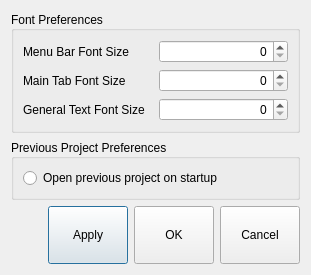
psrc/urbansim, file opus_gui/main/views/opuspreferences.ui: the form before one commit.
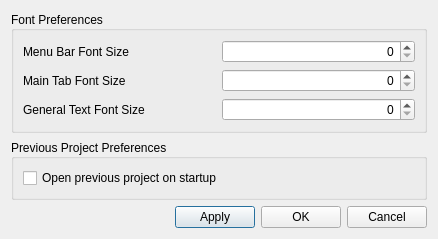
The form after the commit.

Commit message: adjusting window size and changed radio button to check box

Diff of the .ui file:
```diff
--- a/opus_gui/main/views/opuspreferences.ui
+++ b/opus_gui/main/views/opuspreferences.ui
@@ -5,8 +5,8 @@
    <rect>
     <x>0</x>
     <y>0</y>
-    <width>311</width>
-    <height>275</height>
+    <width>438</width>
+    <height>215</height>
    </rect>
   </property>
   <property name="sizePolicy" >
@@ -18,7 +18,7 @@
   <property name="windowTitle" >
    <string>Preferences</string>
   </property>
-  <layout class="QVBoxLayout" name="verticalLayout" >
+  <layout class="QVBoxLayout" >
    <item>
     <widget class="QGroupBox" name="fontGroupBox" >
      <property name="title" >
@@ -27,7 +27,7 @@
      <property name="alignment" >
       <set>Qt::AlignLeading|Qt::AlignLeft|Qt::AlignVCenter</set>
      </property>
-     <layout class="QGridLayout" name="gridLayout" >
+     <layout class="QGridLayout" >
       <item row="0" column="0" >
        <widget class="QLabel" name="menuFontSizeLabel" >
         <property name="sizePolicy" >
@@ -162,21 +162,9 @@
      <property name="checkable" >
       <bool>false</bool>
      </property>
-     <layout class="QGridLayout" name="gridLayout_2" >
+     <layout class="QGridLayout" >
       <item row="0" column="0" >
-       <widget class="QRadioButton" name="prevProjPrefRadioButton" >
-        <property name="sizePolicy" >
-         <sizepolicy vsizetype="Preferred" hsizetype="Preferred" >
-          <horstretch>0</horstretch>
-          <verstretch>0</verstretch>
-         </sizepolicy>
-        </property>
-        <property name="maximumSize" >
-         <size>
-          <width>16777215</width>
-          <height>16777215</height>
-         </size>
-        </property>
+       <widget class="QCheckBox" name="prevProjPrefCheckBox" >
         <property name="text" >
          <string>Open previous project on startup</string>
         </property>
@@ -186,13 +174,13 @@
     </widget>
    </item>
    <item>
-    <layout class="QHBoxLayout" name="horizontalLayout_2" >
+    <layout class="QHBoxLayout" >
      <item>
-      <spacer name="horizontalSpacer" >
+      <spacer>
        <property name="orientation" >
         <enum>Qt::Horizontal</enum>
        </property>
-       <property name="sizeHint" stdset="0" >
+       <property name="sizeHint" >
         <size>
          <width>40</width>
          <height>20</height>
```
The commit also changes 2 other files.
